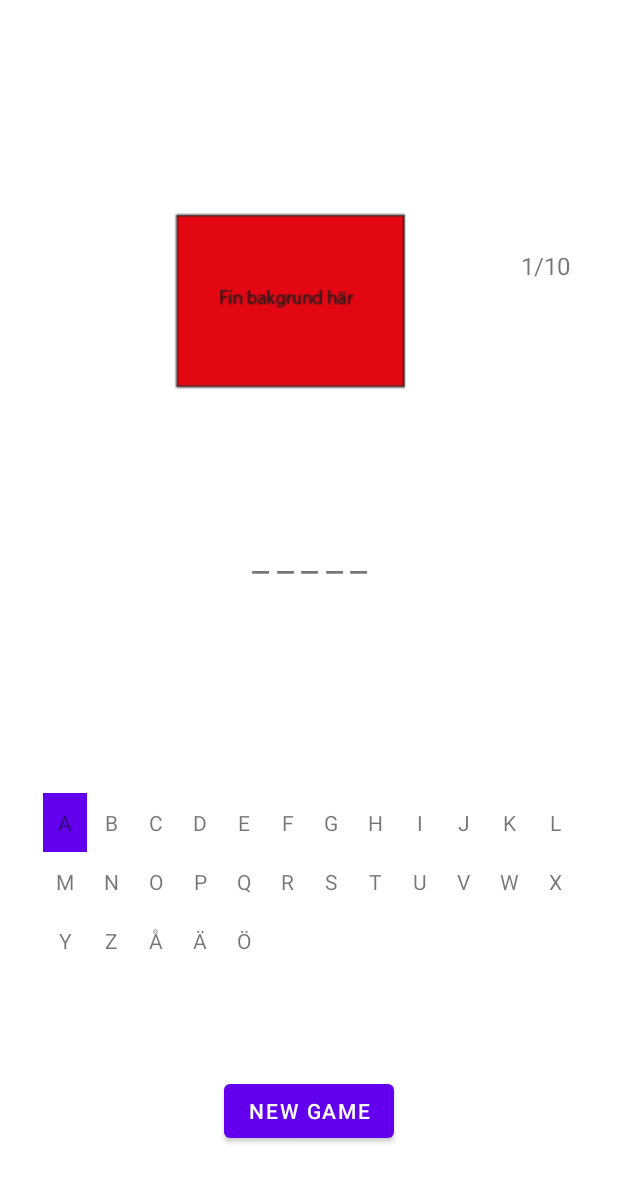
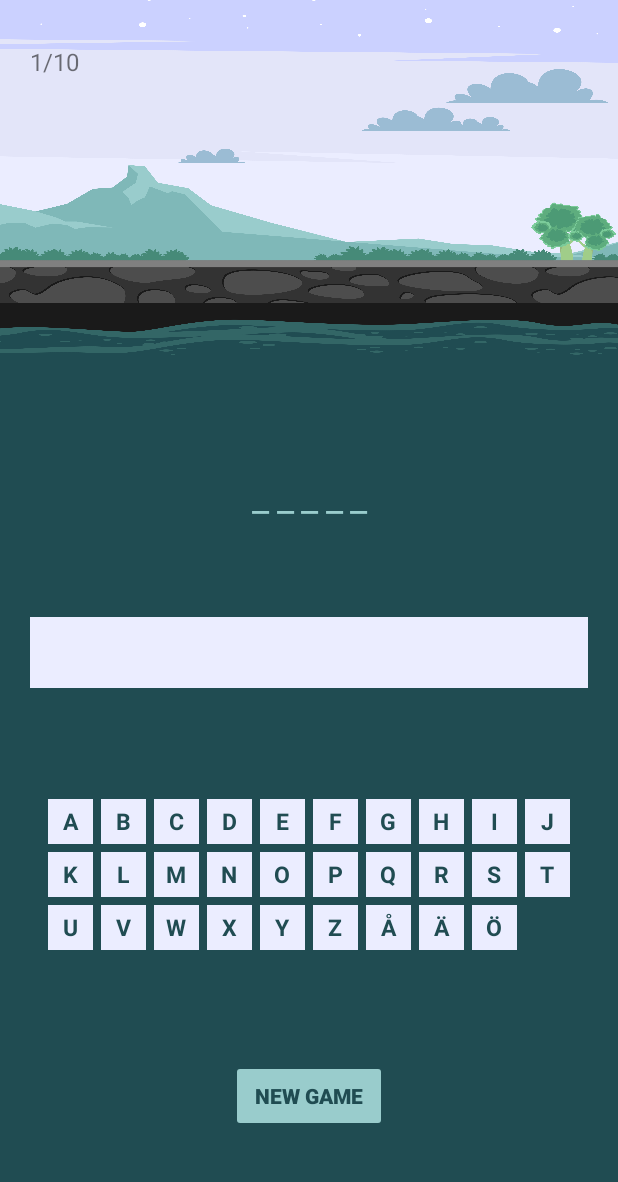
Before and after one commit to pernillaTherese/pernillasHangman, an Android app: the PlayActivity screen opened directly, with no data from a screen before it, on a phone screen of 412 x 824 dp. Shown: the top 1182 px of the screen. Run offline under Robolectric (Android 15) with nearby library versions, the phone set to English and light mode, and no system bars.

Commit message:
fixar bakgrundsbild, färger, lite design

```diff
--- a/app/build.gradle
+++ b/app/build.gradle
@@ -7,7 +7,7 @@ android {
 
     defaultConfig {
         applicationId "com.pernillatherese.hangman"
-        minSdk 21
+        minSdk 28
         targetSdk 31
         versionCode 1
         versionName "1.0"
--- a/app/src/main/java/com/pernillatherese/hangman/PlayActivity.java
+++ b/app/src/main/java/com/pernillatherese/hangman/PlayActivity.java
@@ -66,7 +66,7 @@ public class PlayActivity extends AppCompatActivity {
 
         //First Background
         //TODO: Fix background image
-        animView.setBackgroundResource(R.drawable.bakgrund);
+        animView.setBackgroundResource(R.drawable.play_background);
         //animView.setBackgroundResource(R.drawable.first_animation);
         //animation = (AnimationDrawable) animView.getBackground();
 
--- a/app/src/main/res/layout/activity_play.xml
+++ b/app/src/main/res/layout/activity_play.xml
@@ -5,35 +5,37 @@
     xmlns:tools="http://schemas.android.com/tools"
     android:layout_width="match_parent"
     android:layout_height="match_parent"
-    tools:context=".PlayActivity">
+    tools:context=".PlayActivity"
+    android:background="@color/background_color">
 
 
     <ImageView
         android:id="@+id/anim_view"
-        android:layout_width="250dp"
-        android:layout_height="250dp"
+        android:layout_width="match_parent"
+        android:layout_height="240dp"
+        app:layout_constraintEnd_toEndOf="parent"
+        app:layout_constraintStart_toStartOf="parent"
         app:layout_constraintTop_toTopOf="parent"
-        app:layout_constraintBottom_toTopOf="@id/correct_word_txt"
-        app:layout_constraintStart_toStartOf="parent"
-        app:layout_constraintEnd_toEndOf="@id/countdown_txt"
-        android:layout_marginTop="16dp">
+        app:layout_constraintBaseline_toTopOf="@id/correct_word_txt">
+
     </ImageView>
 
     <TextView
         android:id="@+id/countdown_txt"
         android:layout_width="wrap_content"
         android:layout_height="wrap_content"
+        android:text="1/10"
         android:textSize="16sp"
-        android:text="1/10"
-        app:layout_constraintTop_toTopOf="parent"
-        app:layout_constraintBottom_toTopOf="@id/correct_word_txt"
-        app:layout_constraintStart_toEndOf="@id/anim_view"
-        app:layout_constraintEnd_toEndOf="parent">
+        app:layout_constraintTop_toTopOf="@id/anim_view"
+        app:layout_constraintStart_toStartOf="@id/anim_view"
+        android:layout_marginTop="30dp"
+        android:layout_marginStart="20dp">
 
     </TextView>
 
     <TextView
         android:id="@+id/correct_word_txt"
+        android:textColor="@color/mountain_light"
         android:text="word"
         android:textAllCaps="true"
         android:textSize="25sp"
@@ -45,12 +47,14 @@
         app:layout_constraintBottom_toTopOf="@id/guessed_letters_txt"
         app:layout_constraintStart_toStartOf="parent"
         app:layout_constraintEnd_toEndOf="parent"
-        android:layout_marginStart="10dp"
-        android:layout_marginEnd="10dp">
+        android:layout_marginTop="20dp"
+        android:layout_marginStart="20dp"
+        android:layout_marginEnd="20dp">
     </TextView>
 
     <TextView
         android:id="@+id/guessed_letters_txt"
+        style="@style/key_text"
         android:textSize="20sp"
         android:layout_width="match_parent"
         android:layout_height="wrap_content"
@@ -58,20 +62,21 @@
         app:layout_constraintBottom_toTopOf="@id/letters_layout"
         app:layout_constraintStart_toStartOf="parent"
         app:layout_constraintEnd_toEndOf="parent"
-        android:layout_marginStart="10dp"
-        android:layout_marginEnd="10dp">
+        android:padding="10dp"
+        android:layout_marginTop="10dp"
+        android:layout_marginStart="20dp"
+        android:layout_marginEnd="20dp">
     </TextView>
 
     <Button
         android:id="@+id/new_game_btn"
         android:text="@string/new_game_btn"
-        android:layout_width="wrap_content"
-        android:layout_height="wrap_content"
-        app:layout_constraintTop_toBottomOf="@id/letters_layout"
+        style="@style/button_light"
+        android:layout_marginBottom="16dp"
         app:layout_constraintBottom_toBottomOf="parent"
+        app:layout_constraintEnd_toEndOf="parent"
         app:layout_constraintStart_toStartOf="parent"
-        app:layout_constraintEnd_toEndOf="parent"
-        android:layout_marginBottom="16dp">
+        app:layout_constraintTop_toBottomOf="@id/letters_layout">
 
     </Button>
 
@@ -79,232 +84,173 @@
             android:id="@+id/letters_layout"
             android:layout_width="wrap_content"
             android:layout_height="wrap_content"
+            app:layout_constraintTop_toBottomOf="@id/guessed_letters_txt"
             app:layout_constraintBottom_toTopOf="@id/new_game_btn"
-            app:layout_constraintTop_toBottomOf="@id/guessed_letters_txt"
             app:layout_constraintStart_toStartOf="parent"
             app:layout_constraintEnd_toEndOf="parent"
-            android:layout_marginTop="10dp"
-            android:layout_marginBottom="10dp"
-            android:layout_marginStart="10dp"
-            android:layout_marginEnd="10dp">
+            >
 
             <androidx.constraintlayout.helper.widget.Flow
-                android:layout_width="wrap_content"
+                android:layout_width="match_parent"
                 android:layout_height="wrap_content"
+                app:constraint_referenced_ids="a,b,c,d,e,f,g,h,i,j,k,l,m,n,o,p,q,r,s,t,u,v,w,x,y,z,ao,ae,oe"
+                app:flow_horizontalAlign="center"
+                app:flow_horizontalGap="5dp"
+                app:flow_verticalGap="5dp"
+                app:flow_wrapMode="aligned"
+                app:layout_constraintBottom_toBottomOf="parent"
+                app:layout_constraintEnd_toEndOf="parent"
+                app:layout_constraintStart_toStartOf="parent"
                 app:layout_constraintTop_toTopOf="parent"
-                app:layout_constraintBottom_toBottomOf="parent"
-                app:layout_constraintStart_toStartOf="parent"
-                app:layout_constraintEnd_toEndOf="parent"
-                android:padding="16dp"
-                app:constraint_referenced_ids="a,b,c,d,e,f,g,h,i,j,k,l,m,n,o,p,q,r,s,t,u,v,w,x,y,z,ao,ae,oe"
-                app:flow_wrapMode="aligned"/>
+                android:layout_marginTop="20dp"
+                android:layout_marginBottom="20dp"
+                android:layout_marginStart="20dp"
+                android:layout_marginEnd="20dp"/>
 
             <TextView
                 android:id="@+id/a"
-                android:background="@color/purple_500"
-                android:layout_width="wrap_content"
-                android:layout_height="wrap_content"
-                android:padding="10dp"
-                android:text="A"/>
+                style="@style/key_text"
+                android:text="A" />
 
             <TextView
                 android:id="@+id/b"
-                android:layout_width="wrap_content"
-                android:layout_height="wrap_content"
-                android:padding="10dp"
+                style="@style/key_text"
                 android:text="B"/>
 
             <TextView
                 android:id="@+id/c"
-                android:layout_width="wrap_content"
-                android:layout_height="wrap_content"
-                android:padding="10dp"
+                style="@style/key_text"
                 android:text="C"/>
 
             <TextView
                 android:id="@+id/d"
-                android:layout_width="wrap_content"
-                android:layout_height="wrap_content"
-                android:padding="10dp"
+                style="@style/key_text"
                 android:text="D"/>
 
             <TextView
                 android:id="@+id/e"
-                android:layout_width="wrap_content"
-                android:layout_height="wrap_content"
-                android:padding="10dp"
+                style="@style/key_text"
                 android:text="E"/>
 
             <TextView
                 android:id="@+id/f"
-                android:layout_width="wrap_content"
-                android:layout_height="wrap_content"
-                android:padding="10dp"
+                style="@style/key_text"
                 android:text="F"/>
 
             <TextView
                 android:id="@+id/g"
-                android:layout_width="wrap_content"
-                android:layout_height="wrap_content"
-                android:padding="10dp"
+                style="@style/key_text"
                 android:text="G"/>
 
             <TextView
                 android:id="@+id/h"
-                android:layout_width="wrap_content"
-                android:layout_height="wrap_content"
-                android:padding="10dp"
+                style="@style/key_text"
                 android:text="H"/>
-
 
             <TextView
                 android:id="@+id/i"
-                android:layout_width="wrap_content"
-                android:layout_height="wrap_content"
-                android:padding="10dp"
+                style="@style/key_text"
                 android:text="I"/>
 
             <TextView
                 android:id="@+id/j"
-                android:layout_width="wrap_content"
-                android:layout_height="wrap_content"
-                android:padding="10dp"
+                style="@style/key_text"
                 android:text="J"/>
 
             <TextView
                 android:id="@+id/k"
-                android:layout_width="wrap_content"
-                android:layout_height="wrap_content"
-                android:padding="10dp"
+                style="@style/key_text"
                 android:text="K"/>
 
             <TextView
                 android:id="@+id/l"
-                android:layout_width="wrap_content"
-                android:layout_height="wrap_content"
-                android:padding="10dp"
+                style="@style/key_text"
                 android:text="L" />
 
             <TextView
                 android:id="@+id/m"
-                android:layout_width="wrap_content"
-                android:layout_height="wrap_content"
-                android:padding="10dp"
+                style="@style/key_text"
                 android:text="M"/>
 
             <TextView
                 android:id="@+id/n"
-                android:layout_width="wrap_content"
-                android:layout_height="wrap_content"
-                android:padding="10dp"
+                style="@style/key_text"
                 android:text="N"/>
 
             <TextView
                 android:id="@+id/o"
-                android:layout_width="wrap_content"
-                android:layout_height="wrap_content"
-                android:padding="10dp"
+                style="@style/key_text"
                 android:text="O"/>
 
             <TextView
                 android:id="@+id/p"
-                android:layout_width="wrap_content"
-                android:layout_height="wrap_content"
-                android:padding="10dp"
+                style="@style/key_text"
                 android:text="P"/>
-
 
             <TextView
                 android:id="@+id/q"
-                android:layout_width="wrap_content"
-                android:layout_height="wrap_content"
-                android:padding="10dp"
+                style="@style/key_text"
                 android:text="Q"/>
 
             <TextView
                 android:id="@+id/r"
-                android:layout_width="wrap_content"
-                android:layout_height="wrap_content"
-                android:padding="10dp"
+                style="@style/key_text"
                 android:text="R"/>
 
             <TextView
                 android:id="@+id/s"
-                android:layout_width="wrap_content"
-                android:layout_height="wrap_content"
-                android:padding="10dp"
+                style="@style/key_text"
                 android:text="S"/>
 
             <TextView
                 android:id="@+id/t"
-                android:layout_width="wrap_content"
-                android:layout_height="wrap_content"
-                android:padding="10dp"
+                style="@style/key_text"
                 android:text="T"/>
 
             <TextView
                 android:id="@+id/u"
-                android:layout_width="wrap_content"
-                android:layout_height="wrap_content"
-                android:padding="10dp"
+                style="@style/key_text"
                 android:text="U"/>
 
             <TextView
                 android:id="@+id/v"
-                android:layout_width="wrap_content"
-                android:layout_height="wrap_content"
-                android:padding="10dp"
+                style="@style/key_text"
                 android:text="V"/>
 
             <TextView
                 android:id="@+id/w"
-                android:layout_width="wrap_content"
-                android:layout_height="wrap_content"
-                android:padding="10dp"
-                android:text="W"
-                tools:ignore="MissingConstraints" />
+                style="@style/key_text"
+                android:text="W" />
 
             <TextView
                 android:id="@+id/x"
-                android:layout_width="wrap_content"
-                android:layout_height="wrap_content"
-                android:padding="10dp"
+                style="@style/key_text"
                 android:text="X"/>
 
 
             <TextView
                 android:id="@+id/y"
-                android:layout_width="wrap_content"
-                android:layout_height="wrap_content"
-                android:padding="10dp"
+                style="@style/key_text"
                 android:text="Y"/>
 
             <TextView
                 android:id="@+id/z"
-                android:layout_width="wrap_content"
-                android:layout_height="wrap_content"
-                android:padding="10dp"
+                style="@style/key_text"
                 android:text="Z"/>
 
             <TextView
                 android:id="@+id/ao"
-                android:layout_width="wrap_content"
-                android:layout_height="wrap_content"
-                android:padding="10dp"
+                style="@style/key_text"
                 android:text="Å"/>
 
             <TextView
                 android:id="@+id/ae"
-                android:layout_width="wrap_content"
-                android:layout_height="wrap_content"
-                android:padding="10dp"
+                style="@style/key_text"
                 android:text="Ä"/>
 
             <TextView
                 android:id="@+id/oe"
-                android:layout_width="wrap_content"
-                android:layout_height="wrap_content"
-                android:padding="10dp"
+                style="@style/key_text"
                 android:text="Ö"/>
 
          </androidx.constraintlayout.widget.ConstraintLayout>
--- a/app/src/main/res/layout/activity_start.xml
+++ b/app/src/main/res/layout/activity_start.xml
@@ -5,7 +5,8 @@
     xmlns:tools="http://schemas.android.com/tools"
     android:layout_width="match_parent"
     android:layout_height="match_parent"
-    tools:context=".StartActivity">
+    tools:context=".StartActivity"
+    android:background="@color/background_color">
 
     <ImageView
         android:id="@+id/start_img"
@@ -13,22 +14,22 @@
         android:layout_height="300dp"
         android:layout_centerHorizontal="true"
         android:layout_marginTop="48dp"
-        android:layout_marginBottom="24dp">
-    </ImageView>
+        android:layout_marginBottom="24dp" />
 
     <Button
         android:id="@+id/play_btn"
-        android:text="@string/play_btn"
-        android:textSize="20sp"
+        style="@style/button_light"
         android:layout_width="200dp"
         android:layout_height="wrap_content"
+        android:layout_above="@id/about_btn"
         android:layout_centerHorizontal="true"
-        android:layout_above="@id/about_btn">
-    </Button>
+        android:text="@string/play_btn"
+        android:textSize="20sp" />
 
     <Button
         android:id="@+id/about_btn"
         android:text="@string/info_btn"
+        style="@style/button_light"
         android:textSize="20sp"
         android:layout_width="200dp"
         android:layout_height="wrap_content"
--- a/app/src/main/res/values/colors.xml
+++ b/app/src/main/res/values/colors.xml
@@ -7,4 +7,14 @@
     <color name="teal_700">#FF018786</color>
     <color name="black">#FF000000</color>
     <color name="white">#FFFFFFFF</color>
+
+    <color name="background_color">#204C52</color>
+    <color name="key_color">#FFFFFFFF</color>
+    <color name="mountain_light">#99CCCC</color>
+    <color name="mountain_dark">#7FB8B8</color>
+    <color name="sky_light">#EBEDFF</color>
+    <color name="sky_medium">#E3E5F9</color>
+    <color name="sky_dark">#CBD1FF</color>
+
+
 </resources>
--- /dev/null
+++ b/app/src/main/res/values/styles.xml
@@ -0,0 +1,40 @@
+<?xml version="1.0" encoding="utf-8"?>
+<resources>
+    <style
+        name="key_text"
+        parent="Widget.AppCompat.TextView">
+        <item name="android:layout_width">30dp</item>
+        <item name="android:layout_height">30dp</item>
+        <item name="android:background">@color/sky_light</item>
+        <item name="android:gravity">center</item>
+        <item name="android:textAlignment">center</item>
+        <item name="android:textSize">15sp</item>
+        <item name="android:textColor">@color/background_color</item>
+        <item name="android:textStyle">bold</item>
+
+    </style>
+
+    <style
+        name="button_light"
+        parent="Widget.AppCompat.Button">
+        <item name="android:layout_width">wrap_content</item>
+        <item name="android:layout_height">wrap_content</item>
+        <item name="cornerRadius">8dp</item>
+        <item name="backgroundTint">@color/mountain_light</item>
+        <item name="android:textColor">@color/background_color</item>
+        <item name="android:textStyle">bold</item>
+
+    </style>
+
+    <style
+        name="button_dark"
+        parent="Widget.AppCompat.Button">
+        <item name="android:layout_width">wrap_content</item>
+        <item name="android:layout_height">wrap_content</item>
+        <item name="cornerRadius">8dp</item>
+        <item name="backgroundTint">@color/mountain_dark</item>
+        <item name="android:textColor">@color/background_color</item>
+        <item name="android:textStyle">bold</item>
+
+    </style>
+</resources>
```
Also changed, not shown: app/src/main/res/drawable/play_background.png (added).
